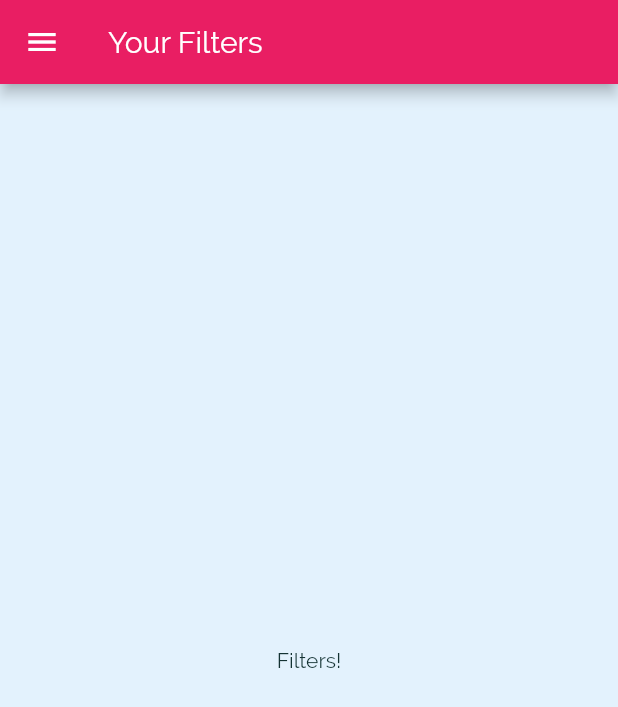
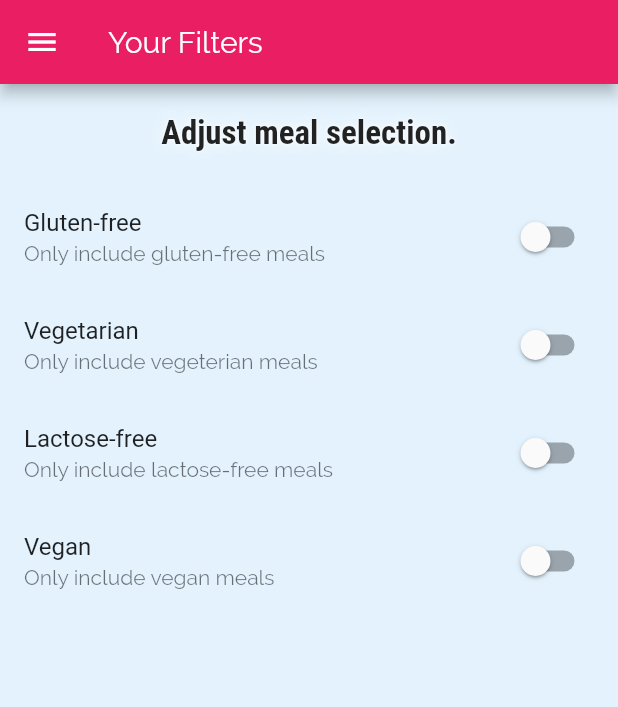
Before and after one commit to aspesivtsev/meals, a Flutter app: the FiltersScreen screen opened by its route, on a phone screen of 412 x 824 dp. Shown: the top 707 px of the screen. Run offline on Flutter 3.47's test engine with Material 2 defaults, Android fonts, the phone set to English and light mode, and no system bars.

Commit message:
filtering

```diff
--- a/lib/screens/filters_screen.dart
+++ b/lib/screens/filters_screen.dart
@@ -1,8 +1,28 @@
 import 'package:flutter/material.dart';
 import '../widgets/main_drawer.dart';
 
-class FiltersScreen extends StatelessWidget {
+class FiltersScreen extends StatefulWidget {
   static const routeName = '/filters';
+
+  @override
+  _FiltersScreenState createState() => _FiltersScreenState();
+}
+
+class _FiltersScreenState extends State<FiltersScreen> {
+  var _glutenFree = false;
+  var _vegetarian = false;
+  var _vegan = false;
+  var _lactoseFree = false;
+
+  Widget _buildSwitchListTile(String title, String description,
+      bool currentValue, void Function(bool) updateValue) {
+    return SwitchListTile(
+        title: Text(title),
+        value: currentValue,
+        subtitle: Text(description),
+        onChanged: updateValue);
+  }
+
   @override
   Widget build(BuildContext context) {
     return Scaffold(
@@ -10,9 +30,56 @@ class FiltersScreen extends StatelessWidget {
           title: Text('Your Filters'),
         ),
         drawer: MainDrawer(),
-      body: Center(
-        child: Text('Filters!'),
+        body: Column(
+          children: [
+            Container(
+              padding: EdgeInsets.all(20),
+              child: Text(
+                'Adjust meal selection.',
+                style: Theme.of(context).textTheme.headline6,
               ),
+            ),
+            Expanded(
+                child: ListView(
+              children: [
+                _buildSwitchListTile('Gluten-free',
+                    'Only include gluten-free meals', _glutenFree, (newValue) {
+                  setState(
+                    () {
+                      _glutenFree = newValue;
+                    },
                   );
+                }),
+                _buildSwitchListTile(
+                    'Vegetarian', 'Only include vegeterian meals', _vegetarian,
+                    (newValue) {
+                  setState(
+                    () {
+                      _vegetarian = newValue;
+                    },
+                  );
+                }),
+                _buildSwitchListTile(
+                    'Lactose-free',
+                    'Only include lactose-free meals',
+                    _lactoseFree, (newValue) {
+                  setState(
+                    () {
+                      _lactoseFree = newValue;
+                    },
+                  );
+                }),
+                _buildSwitchListTile(
+                    'Vegan', 'Only include vegan meals', _vegan, (newValue) {
+                  setState(
+                    () {
+                      _vegan = newValue;
+                    },
+                  );
+                }),
+              ],
+            ))
+          ],
+        ));
   }
 }
```
Lines whose indentation alone changed are shown as unchanged.
